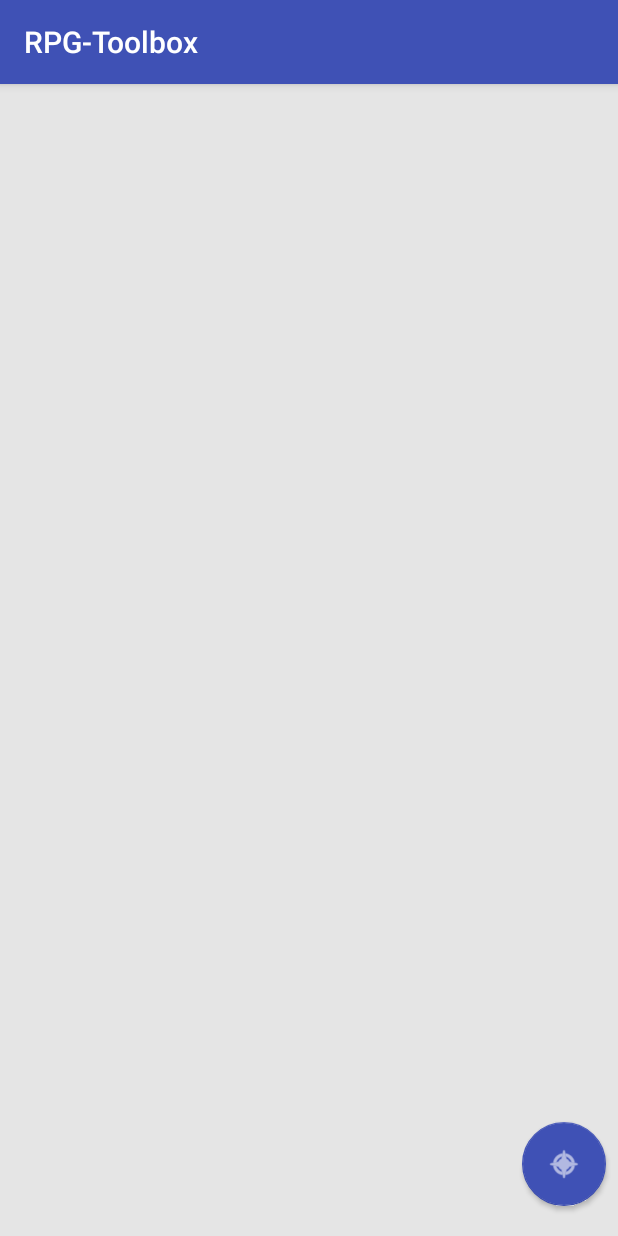
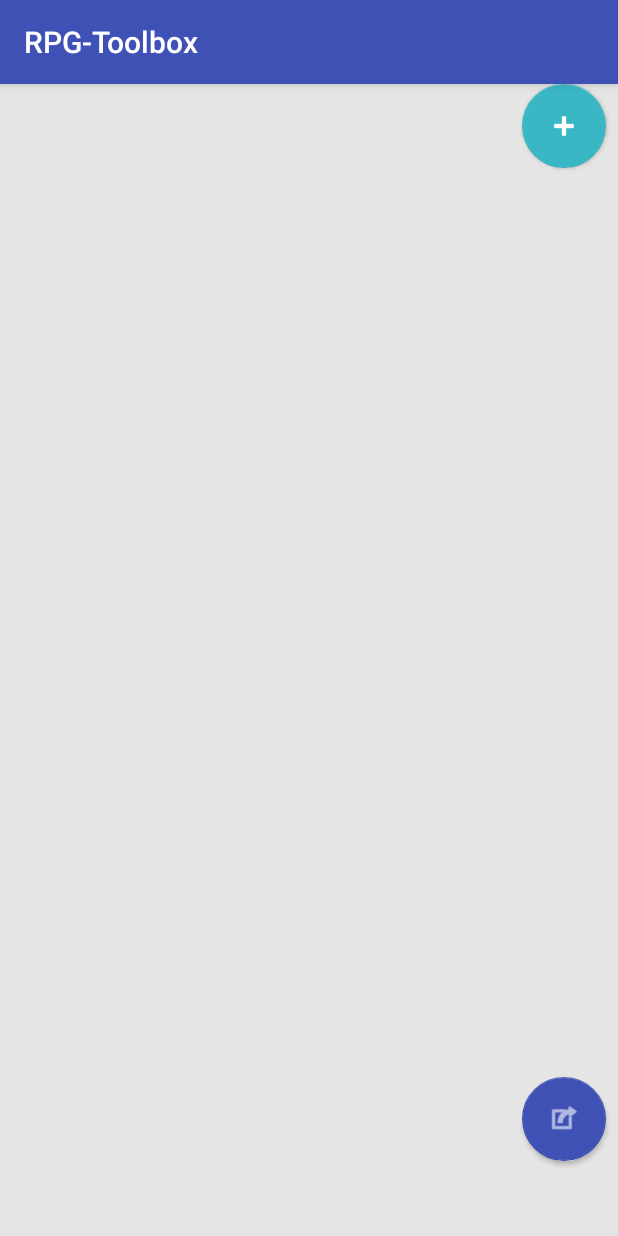
Before and after one commit to Nashunn/ESIEA-RPGToolbox, an Android app: the screen it shows after launch (MainActivity), on a phone screen of 412 x 824 dp. Run offline under Robolectric (Android 15) with nearby library versions, the phone set to English and light mode, and no system bars; 1 statement that could not run was skipped.

Commit message:
add Activity dice

```diff
--- a/app/src/main/AndroidManifest.xml
+++ b/app/src/main/AndroidManifest.xml
@@ -16,6 +16,10 @@
                 <category android:name="android.intent.category.LAUNCHER" />
             </intent-filter>
         </activity>
+        <activity android:name=".view.DiceActivity">
+
+        </activity>
+        <service android:name="fr.nashunn.rpg_toolbox.model.ShakeService"/>
     </application>
 
 </manifest>
--- a/app/src/main/java/fr/nashunn/rpg_toolbox/view/MainActivity.java
+++ b/app/src/main/java/fr/nashunn/rpg_toolbox/view/MainActivity.java
@@ -1,18 +1,42 @@
  package fr.nashunn.rpg_toolbox.view;
 
+import android.app.Activity;
+import android.app.ActivityOptions;
+import android.content.Context;
+import android.content.Intent;
+import android.support.design.widget.FloatingActionButton;
 import android.support.v7.app.AppCompatActivity;
 import android.os.Bundle;
+import android.view.View;
 
 import java.util.List;
 
 import fr.nashunn.rpg_toolbox.R;
 import fr.nashunn.rpg_toolbox.model.Dice;
 
- public class MainActivity extends AppCompatActivity {
+public class MainActivity extends AppCompatActivity {
+    private FloatingActionButton btn_addPlayer;
+    private FloatingActionButton btn_dice;
+    // private FloatingActionButton btn_addPlayer;
 
     @Override
     protected void onCreate(Bundle savedInstanceState) {
         super.onCreate(savedInstanceState);
         setContentView(R.layout.activity_main);
+
+        // Set fav button clickable
+        btn_dice = findViewById(R.id.btn_addPlayer);
+        btn_dice = findViewById(R.id.btn_dice);
+        setFLoatBtnClick(this, btn_addPlayer, Activity.class);
+        setFLoatBtnClick(this, btn_dice, DiceActivity.class);
+    }
+
+    private void setFLoatBtnClick(final Context context, FloatingActionButton btn, final Class targetActivity) {
+        btn.setOnClickListener(new View.OnClickListener() {
+            public void onClick(View v) {
+                Intent intent = new Intent(context, targetActivity);
+                context.startActivity(intent, ActivityOptions.makeSceneTransitionAnimation((Activity) context).toBundle()); // With transition
+            }
+        });
     }
 }
--- a/app/src/main/res/layout/activity_main.xml
+++ b/app/src/main/res/layout/activity_main.xml
@@ -9,7 +9,7 @@
     tools:context=".view.MainActivity">
 
     <android.support.design.widget.FloatingActionButton
-        android:id="@+id/btn_action"
+        android:id="@+id/btn_addPlayer"
         android:layout_width="wrap_content"
         android:layout_height="wrap_content"
         android:layout_centerHorizontal="true"
@@ -17,7 +17,24 @@
         android:layout_marginEnd="8dp"
         android:clickable="true"
         android:focusable="true"
-        android:src="@android:drawable/ic_menu_compass"
+        android:src="@android:drawable/ic_input_add"
+        android:tint="@android:color/background_light"
+        app:backgroundTint="#39b7c4"
+        app:elevation="2dp"
+        app:fabSize="normal"
+        app:layout_constraintBottom_toTopOf="@id/btn_addPlayer"
+        app:layout_constraintEnd_toEndOf="parent" />
+
+    <android.support.design.widget.FloatingActionButton
+        android:id="@+id/btn_dice"
+        android:layout_width="wrap_content"
+        android:layout_height="wrap_content"
+        android:layout_centerHorizontal="true"
+        android:layout_marginBottom="50dp"
+        android:layout_marginEnd="8dp"
+        android:clickable="true"
+        android:focusable="true"
+        android:src="@android:drawable/ic_menu_set_as"
         android:tint="@android:color/background_light"
         app:backgroundTint="@color/colorPrimary"
         app:elevation="2dp"
```
Also changed, not shown: app/src/main/java/fr/nashunn/rpg_toolbox/view/DiceActivity.java (+13 -1 lines), app/src/main/res/layout/activity_dice.xml (+16 -3 lines).
